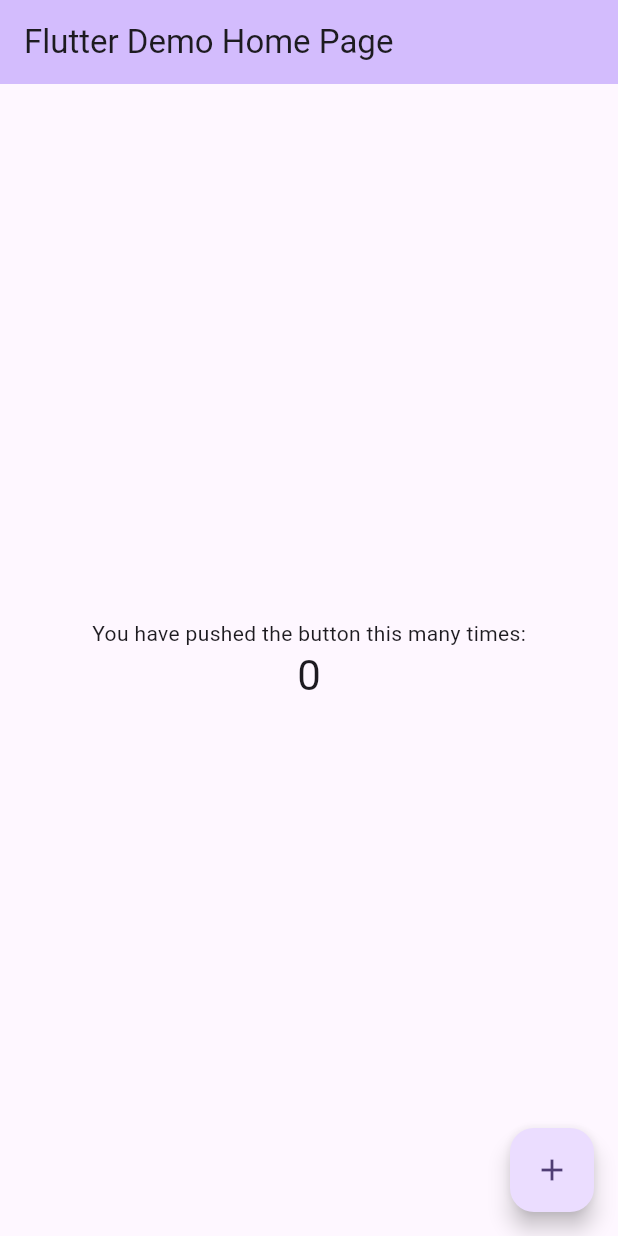
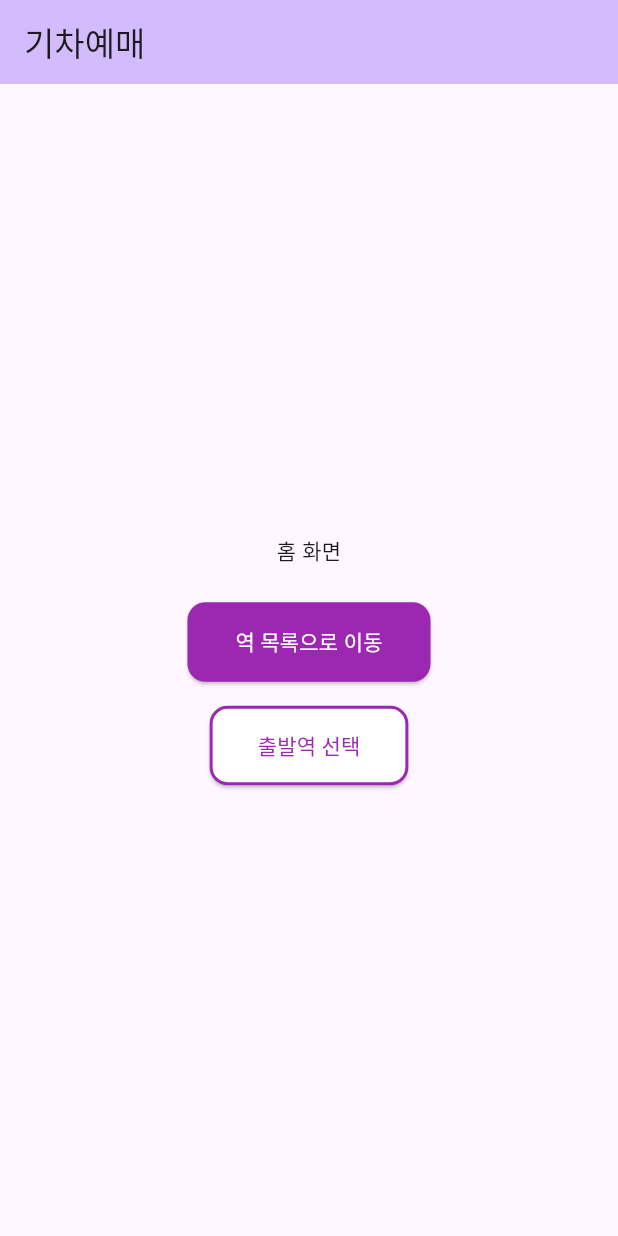
Before and after one commit to mmiemmiedevelop/flutter_train_app, a Flutter app: the screen it shows after launch, on a phone screen of 412 x 824 dp. Run offline on Flutter 3.47's test engine with Material 3 defaults, Android fonts, the phone set to English and light mode, and no system bars.

Commit message:
feat: 파일생성, 기본화면이동 추가

```diff
--- /dev/null
+++ b/lib/homePage.dart
@@ -0,0 +1,68 @@
+import 'package:flutter/material.dart';
+import 'stationListPage.dart';
+import 'seatPage.dart';
+
+class MyHomePage extends StatelessWidget {
+  const MyHomePage({super.key});
+
+  @override
+  Widget build(BuildContext context) {
+    return Scaffold(
+      appBar: AppBar(
+        backgroundColor: Theme.of(context).colorScheme.inversePrimary,
+        title: Text('기차예매'),
+      ),
+      body: Center(
+        child: Column(
+          mainAxisAlignment: MainAxisAlignment.center,
+          children: [
+            const Text('홈 화면'),
+            const SizedBox(height: 24),
+            ElevatedButton(
+              style: ElevatedButton.styleFrom(
+                backgroundColor: Colors.purple,
+                foregroundColor: Colors.white,
+                padding: const EdgeInsets.symmetric(
+                  horizontal: 32,
+                  vertical: 16,
+                ),
+                shape: RoundedRectangleBorder(
+                  borderRadius: BorderRadius.circular(12),
+                ),
+              ),
+              onPressed: () {
+                Navigator.push(
+                  context,
+                  MaterialPageRoute(builder: (context) => StationListPage()),
+                );
+              },
+              child: const Text('역 목록으로 이동'),
+            ),
+            const SizedBox(height: 16),
+            ElevatedButton(
+              style: ElevatedButton.styleFrom(
+                backgroundColor: Colors.white,
+                foregroundColor: Colors.purple,
+                side: const BorderSide(color: Colors.purple, width: 2),
+                padding: const EdgeInsets.symmetric(
+                  horizontal: 32,
+                  vertical: 16,
+                ),
+                shape: RoundedRectangleBorder(
+                  borderRadius: BorderRadius.circular(12),
+                ),
+              ),
+              onPressed: () {
+                Navigator.push(
+                  context,
+                  MaterialPageRoute(builder: (context) => SeatPage()),
+                );
+              },
+              child: const Text('출발역 선택'),
+            ),
+          ],
+        ),
+      ),
+    );
+  }
+}
--- a/lib/main.dart
+++ b/lib/main.dart
@@ -1,122 +1,23 @@
 import 'package:flutter/material.dart';
+import 'homePage.dart';
 
 void main() {
-  runApp(const MyApp());
+  runApp(MyApp());
 }
 
 class MyApp extends StatelessWidget {
   const MyApp({super.key});
 
-  // This widget is the root of your application.
   @override
   Widget build(BuildContext context) {
     return MaterialApp(
-      title: 'Flutter Demo',
+      debugShowCheckedModeBanner: false,
       theme: ThemeData(
-        // This is the theme of your application.
-        //
-        // TRY THIS: Try running your application with "flutter run". You'll see
-        // the application has a purple toolbar. Then, without quitting the app,
-        // try changing the seedColor in the colorScheme below to Colors.green
-        // and then invoke "hot reload" (save your changes or press the "hot
-        // reload" button in a Flutter-supported IDE, or press "r" if you used
-        // the command line to start the app).
-        //
-        // Notice that the counter didn't reset back to zero; the application
-        // state is not lost during the reload. To reset the state, use hot
-        // restart instead.
-        //
-        // This works for code too, not just values: Most code changes can be
-        // tested with just a hot reload.
         colorScheme: ColorScheme.fromSeed(seedColor: Colors.deepPurple),
+        useMaterial3: true,
       ),
-      home: const MyHomePage(title: 'Flutter Demo Home Page'),
+      initialRoute: '/',
+      routes: {'/': (context) => const MyHomePage()},
     );
   }
 }
-
-class MyHomePage extends StatefulWidget {
-  const MyHomePage({super.key, required this.title});
-
-  // This widget is the home page of your application. It is stateful, meaning
-  // that it has a State object (defined below) that contains fields that affect
-  // how it looks.
-
-  // This class is the configuration for the state. It holds the values (in this
-  // case the title) provided by the parent (in this case the App widget) and
-  // used by the build method of the State. Fields in a Widget subclass are
-  // always marked "final".
-
-  final String title;
-
-  @override
-  State<MyHomePage> createState() => _MyHomePageState();
-}
-
-class _MyHomePageState extends State<MyHomePage> {
-  int _counter = 0;
-
-  void _incrementCounter() {
-    setState(() {
-      // This call to setState tells the Flutter framework that something has
-      // changed in this State, which causes it to rerun the build method below
-      // so that the display can reflect the updated values. If we changed
-      // _counter without calling setState(), then the build method would not be
-      // called again, and so nothing would appear to happen.
-      _counter++;
-    });
-  }
-
-  @override
-  Widget build(BuildContext context) {
-    // This method is rerun every time setState is called, for instance as done
-    // by the _incrementCounter method above.
-    //
-    // The Flutter framework has been optimized to make rerunning build methods
-    // fast, so that you can just rebuild anything that needs updating rather
-    // than having to individually change instances of widgets.
-    return Scaffold(
-      appBar: AppBar(
-        // TRY THIS: Try changing the color here to a specific color (to
-        // Colors.amber, perhaps?) and trigger a hot reload to see the AppBar
-        // change color while the other colors stay the same.
-        backgroundColor: Theme.of(context).colorScheme.inversePrimary,
-        // Here we take the value from the MyHomePage object that was created by
-        // the App.build method, and use it to set our appbar title.
-        title: Text(widget.title),
-      ),
-      body: Center(
-        // Center is a layout widget. It takes a single child and positions it
-        // in the middle of the parent.
-        child: Column(
-          // Column is also a layout widget. It takes a list of children and
-          // arranges them vertically. By default, it sizes itself to fit its
-          // children horizontally, and tries to be as tall as its parent.
-          //
-          // Column has various properties to control how it sizes itself and
-          // how it positions its children. Here we use mainAxisAlignment to
-          // center the children vertically; the main axis here is the vertical
-          // axis because Columns are vertical (the cross axis would be
-          // horizontal).
-          //
-          // TRY THIS: Invoke "debug painting" (choose the "Toggle Debug Paint"
-          // action in the IDE, or press "p" in the console), to see the
-          // wireframe for each widget.
-          mainAxisAlignment: MainAxisAlignment.center,
-          children: <Widget>[
-            const Text('You have pushed the button this many times:'),
-            Text(
-              '$_counter',
-              style: Theme.of(context).textTheme.headlineMedium,
-            ),
-          ],
-        ),
-      ),
-      floatingActionButton: FloatingActionButton(
-        onPressed: _incrementCounter,
-        tooltip: 'Increment',
-        child: const Icon(Icons.add),
-      ), // This trailing comma makes auto-formatting nicer for build methods.
-    );
-  }
-}
--- /dev/null
+++ b/lib/seatPage.dart
@@ -0,0 +1,13 @@
+import 'package:flutter/material.dart';
+
+class SeatPage extends StatelessWidget {
+  const SeatPage({super.key});
+
+  @override
+  Widget build(BuildContext context) {
+    return Scaffold(
+      appBar: AppBar(title: const Text('출발역 선택')),
+      body: const Center(child: Text('출발역 선택 페이지')),
+    );
+  }
+}
--- /dev/null
+++ b/lib/stationListPage.dart
@@ -0,0 +1,13 @@
+import 'package:flutter/material.dart';
+
+class StationListPage extends StatelessWidget {
+  const StationListPage({super.key});
+
+  @override
+  Widget build(BuildContext context) {
+    return Scaffold(
+      appBar: AppBar(title: const Text('역 목록')),
+      body: const Center(child: Text('역 목록 페이지')),
+    );
+  }
+}
```
